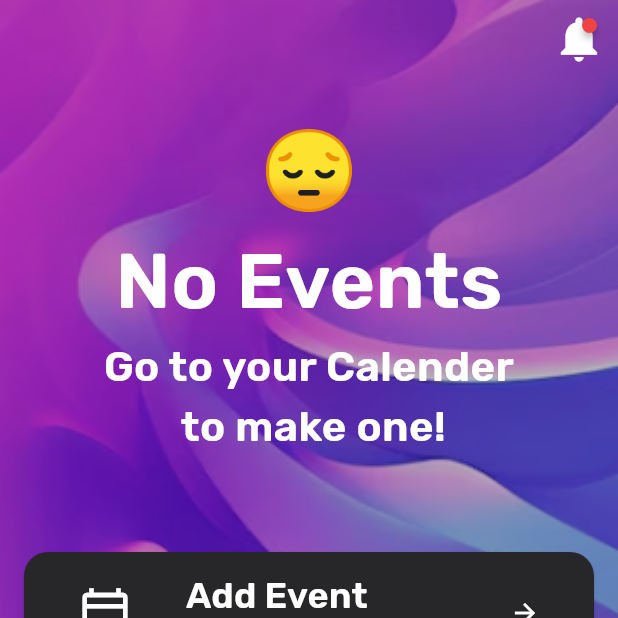
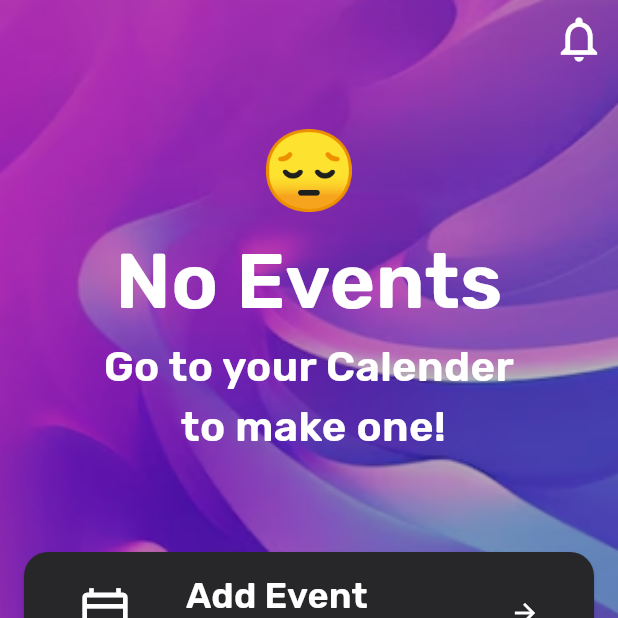
Before and after one commit to ian-shakespeare/caravanner, a Flutter app: the CTabBar screen opened directly, on a phone screen of 412 x 824 dp, the top half of it. Run offline on Flutter 3.47's test engine with Material 2 defaults, Android fonts, the light colour scheme and no system bars; drawn by our look-alikes of badges; our stand-ins replace google_fonts, google_sign_in, supabase, supabase_flutter, table_calendar; accounts and stored records are empty.

Commit message:
minor tlc

```diff
--- a/lib/home/home.dart
+++ b/lib/home/home.dart
@@ -104,18 +104,16 @@ class _HomeScreenState extends State<_HomeScreen> {
                   mainAxisAlignment: MainAxisAlignment.end,
                   children: [
                     badges.Badge(
-                        showBadge:
-                            true //(requests.isNotEmpty || invitations.isNotEmpty),
-                        ,
+                        showBadge: false, //(requests.isNotEmpty || invitations.isNotEmpty),
                         onTap: () {},
-                        child: Icon(
-                            true //(requests.isNotEmpty || invitations.isNotEmpty)
+                        badgeStyle: const badges.BadgeStyle(badgeColor: CColors.bad),
+                        position: badges.BadgePosition.topEnd(top: 4, end: 6),
+                        child: const Icon(
+                            false //(requests.isNotEmpty || invitations.isNotEmpty)
                                 ? Icons.notifications
                                 : Icons.notifications_none,
                             size: 36,
-                            color: Colors.white),
-                        badgeStyle: badges.BadgeStyle(badgeColor: CColors.bad),
-                        position: badges.BadgePosition.topEnd(top: 4, end: 6)),
+                            color: Colors.white)),
                   ],
                 ),
               ),
@@ -123,7 +121,7 @@ class _HomeScreenState extends State<_HomeScreen> {
                 padding: EdgeInsets.symmetric(vertical: 32.0),
                 child: CNextEvent(events: events),
               ),
-              Padding(
+              const Padding(
                 padding: EdgeInsets.only(
                     left: 16.0, right: 16.0, top: 32.0, bottom: 16.0),
                 child: CAddEvent(),
@@ -138,11 +136,12 @@ class _HomeScreenState extends State<_HomeScreen> {
                                 child: Padding(
                               padding: const EdgeInsets.all(8.0),
                               child: events.isNotEmpty
-                                  ? CList(
-                                      label: "Upcoming Events",
-                                      items: events
+                                  ? ListView(
+                                      children: [
+                                        CText.superlabel("Upcoming Events"),
+                                        ...events
                                           .map(
-                                            (e) => CListTile(
+                                            (e) => ListTile(
                                               onTap: () {
                                                 showModalBottomSheet(
                                                   context: context,
@@ -168,25 +167,19 @@ class _HomeScreenState extends State<_HomeScreen> {
                                                   },
                                                 );
                                               },
-                                              label: e.name,
-                                              sublabel:
-                                                  DateFormat("EEEE, d MMM yyyy")
-                                                      .format(e.date),
-                                              trailing: Icon(
+                                              title: CText.title(e.name),
+                                              subtitle: CText.subtitle(
+                                                  DateFormat("EEEE, d MMM yyyy").format(e.date),
+                                              ),
+                                              trailing: const Icon(
                                                   Icons.chevron_right,
                                                   color: Colors.white),
-                                              leading: ClipRRect(
-                                                borderRadius:
-                                                    BorderRadius.circular(25.0),
-                                                child: Image.asset(
-                                                    'images/google_logo.png',
-                                                    width: 50,
-                                                    height: 50),
+                                              leading: const CircleAvatar(
+                                                child: Icon(Icons.photo, color: Colors.white),
                                               ),
                                             ),
                                           )
-                                          .toList(),
-                                      borders: true,
+                                          .toList()],
                                     )
                                   : null,
                             ))
--- a/lib/messages/chat.dart
+++ b/lib/messages/chat.dart
@@ -33,7 +33,8 @@ class _ChatScreenState extends State<ChatScreen> {
   void initState() {
     _messageStream = supabase
       .from(widget.isGroupChat ? "group_messages" : "direct_messages")
-      .stream(primaryKey: ["id"]);
+      .stream(primaryKey: ["id"])
+      .order("created_at", ascending: false);
     super.initState();
   }
 
@@ -75,6 +76,7 @@ class _ChatScreenState extends State<ChatScreen> {
             children: <Widget>[
               Expanded(
                 child: ListView.builder(
+                  reverse: true,
                   addAutomaticKeepAlives: true,
                   controller: _scrollController,
                   itemCount: streamSnapshot.data!.length,
--- a/lib/messages/message_bar.dart
+++ b/lib/messages/message_bar.dart
@@ -45,6 +45,7 @@ class _MessageBarState extends State<MessageBar> {
                 Expanded(
                   child: TextFormField(
                     keyboardType: TextInputType.text,
+                    keyboardAppearance: Brightness.dark,
                     maxLines: null,
                     autofocus: true,
                     controller: _textController,
@@ -65,12 +66,8 @@ class _MessageBarState extends State<MessageBar> {
                         ? {"group_id": widget.chatId, "sender_id": profile.id, "message_body": _textController.text}
                         : {"recipient_id": widget.chatId, "sender_id": profile.id, "message_body": _textController.text}
                       )
-                      .then((_) => Future.delayed(const Duration(milliseconds: 300)))
-                      .then((_) => widget.scrollCtrl.animateTo(
-                        widget.scrollCtrl.position.maxScrollExtent,
-                        duration: const Duration(milliseconds: 300),
-                        curve: Curves.fastOutSlowIn,
-                      ));
+                      .then((_) => Future.delayed(const Duration(milliseconds: 300)));
+                      _textController.clear();
                   },
                   child: CText.button('Send'),
                 ),
```
